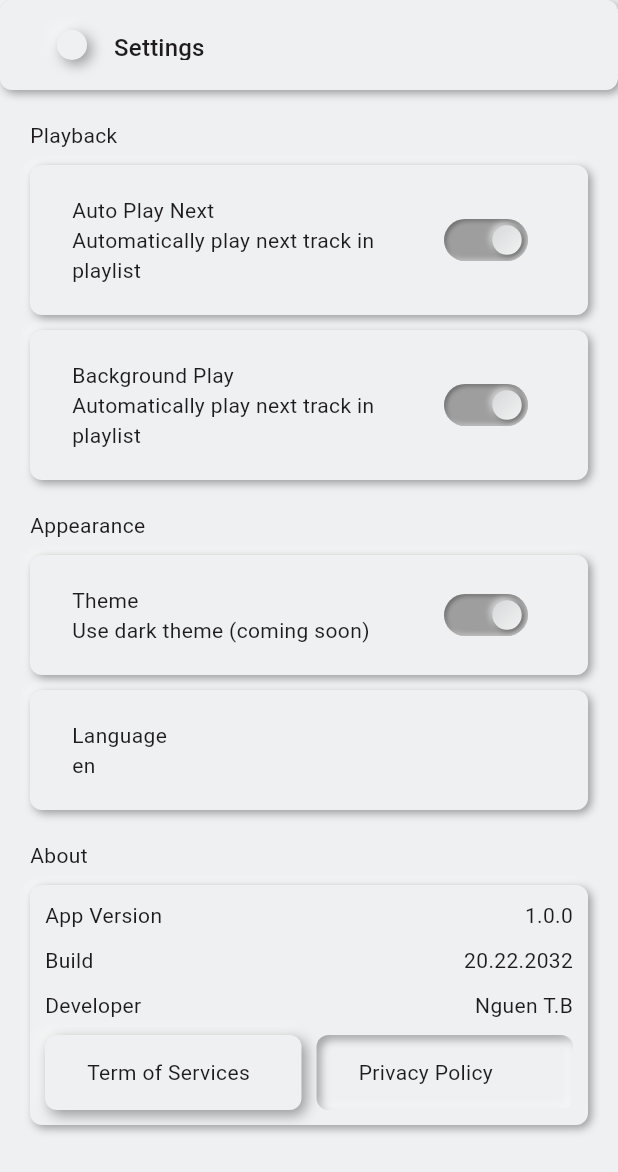
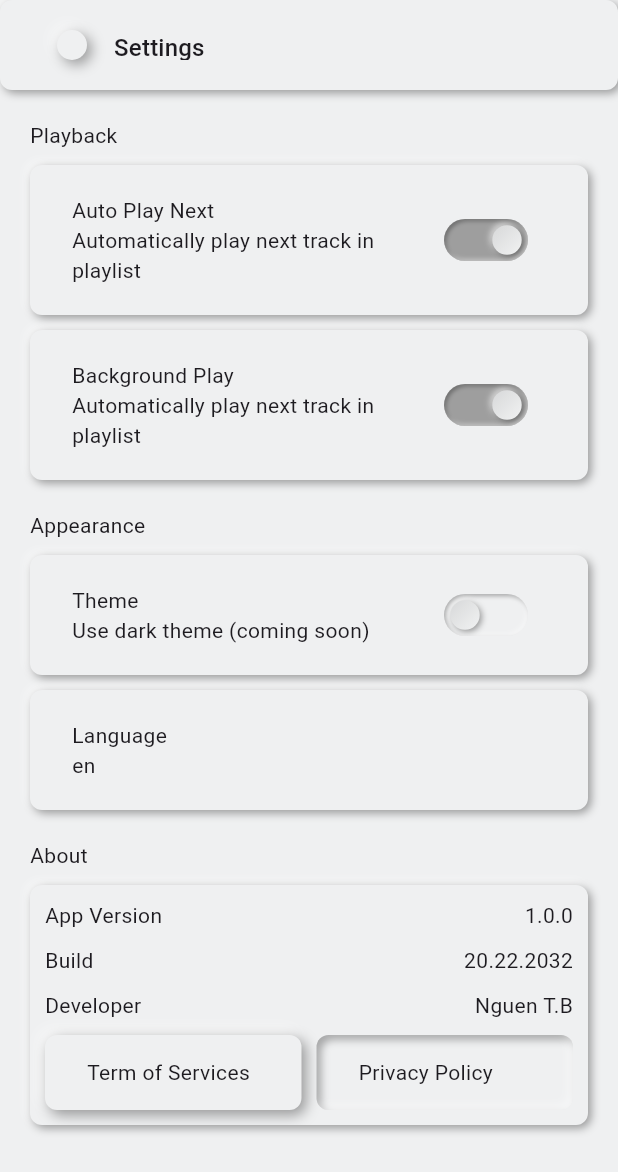
Before and after one commit to jchocola/ya_tuber, a Flutter app: the SettingPage screen opened directly, after a tap on "Theme", on a phone screen of 412 x 824 dp. Shown: the top 1172 px of the screen. Run offline on Flutter 3.47's test engine with Material 3 defaults, Android fonts, the phone set to English and light mode, and no system bars; our stand-ins replace equatable, flutter_neumorphic_plus, freezed_annotation, gap, get_it, logger and 4 more; missing offline and left inert: localstore, youtube_explode_dart; accounts and stored records are empty.

Commit message:
theme logic

```diff
--- /dev/null
+++ b/lib/core/theme/dark_theme.dart
@@ -0,0 +1,18 @@
+import 'package:flutter_neumorphic_plus/flutter_neumorphic.dart';
+import 'package:ya_tuber/core/theme/dart_app_color.dart';
+import 'package:ya_tuber/core/theme/light_app_color.dart';
+
+const darkTheme = NeumorphicThemeData(
+  baseColor: DarkAppColor.baseColor,
+  accentColor: DarkAppColor.accentColor,
+  variantColor: DarkAppColor.variantColor,
+
+
+  iconTheme: IconThemeData(
+    size: 20
+  ),
+
+  textTheme: TextTheme(
+
+  )
+);
--- a/lib/core/light_theme.dart
+++ b/lib/core/theme/light_theme.dart
@@ -1,5 +1,5 @@
 import 'package:flutter_neumorphic_plus/flutter_neumorphic.dart';
-import 'package:ya_tuber/core/light_app_color.dart';
+import 'package:ya_tuber/core/theme/light_app_color.dart';
 
 const lightTheme = NeumorphicThemeData(
   baseColor: LightAppColor.baseColor,
--- a/lib/main.dart
+++ b/lib/main.dart
@@ -6,7 +6,8 @@ import 'package:logger/web.dart';
 import 'package:provider/provider.dart';
 import 'package:ya_tuber/app_setting_provider.dart';
 import 'package:ya_tuber/core/di.dart';
-import 'package:ya_tuber/core/light_theme.dart';
+import 'package:ya_tuber/core/theme/dark_theme.dart';
+import 'package:ya_tuber/core/theme/light_theme.dart';
 import 'package:ya_tuber/domain/repo/app_setting_repo.dart';
 import 'package:ya_tuber/domain/repo/local_store_repo.dart';
 import 'package:ya_tuber/domain/repo/youtube_explode_repo.dart';
@@ -71,7 +72,7 @@ class MyApp extends StatelessWidget {
           ],
           supportedLocales: S.delegate.supportedLocales,
           locale: Locale(setting.langCode),
-          theme: lightTheme,
+          theme:  setting.appThemeLight ? darkTheme : lightTheme,
           debugShowCheckedModeBanner: false,
           title: 'Ya Tuber',
           home: HomePage(),
--- a/lib/presentation/setting_page/widget/apparance_widget.dart
+++ b/lib/presentation/setting_page/widget/apparance_widget.dart
@@ -67,7 +67,7 @@ class AppareanceWidget extends StatelessWidget {
           withSwitch: true,
           switchValue: appSettingProvider_listen.appThemeLight,
           onPressed: () async {
-           // await appSettingProvider_read.tooggleThemeValue();
+            await appSettingProvider_read.tooggleThemeValue();
           },
           subTitle: 'Use dark theme (coming soon)',
         ),
--- a/lib/widget/custom_input.dart
+++ b/lib/widget/custom_input.dart
@@ -1,7 +1,7 @@
 import 'package:flutter/material.dart';
 import 'package:flutter_neumorphic_plus/flutter_neumorphic.dart';
 import 'package:ya_tuber/core/app_constant.dart';
-import 'package:ya_tuber/core/light_app_color.dart';
+import 'package:ya_tuber/core/theme/light_app_color.dart';
 import 'package:ya_tuber/widget/custom_circle_button.dart';
 
 class CustomInput extends StatelessWidget {
--- a/lib/widget/play_list_card.dart
+++ b/lib/widget/play_list_card.dart
@@ -2,7 +2,7 @@ import 'package:flutter/material.dart';
 import 'package:flutter_neumorphic_plus/flutter_neumorphic.dart';
 import 'package:ya_tuber/core/app_constant.dart';
 import 'package:ya_tuber/core/app_icon.dart';
-import 'package:ya_tuber/core/light_app_color.dart';
+import 'package:ya_tuber/core/theme/light_app_color.dart';
 import 'package:ya_tuber/domain/entity/track_entity.dart';
 import 'package:ya_tuber/presentation/playlist_page/page/confirm_delete_page.dart';
 import 'package:ya_tuber/presentation/playlist_page/page/edit_track_page.dart';
```
Also changed, not shown: lib/core/theme/dart_app_color.dart (added, +14 -0 lines), lib/core/theme/light_app_color.dart (renamed from lib/core/light_app_color.dart).
